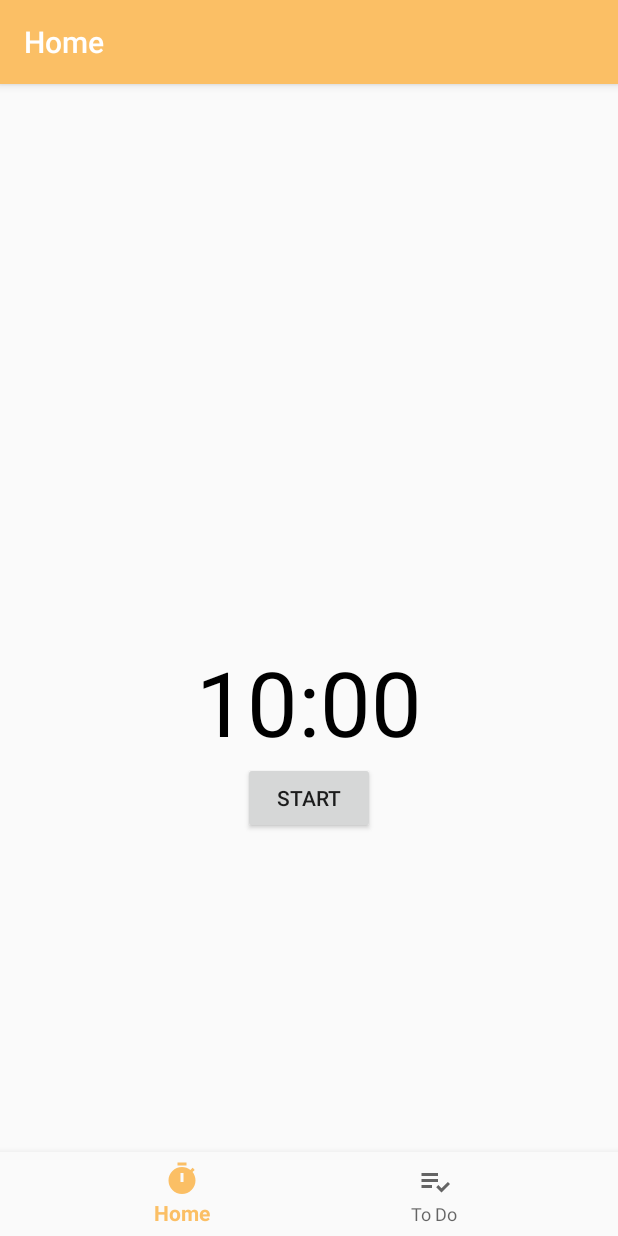
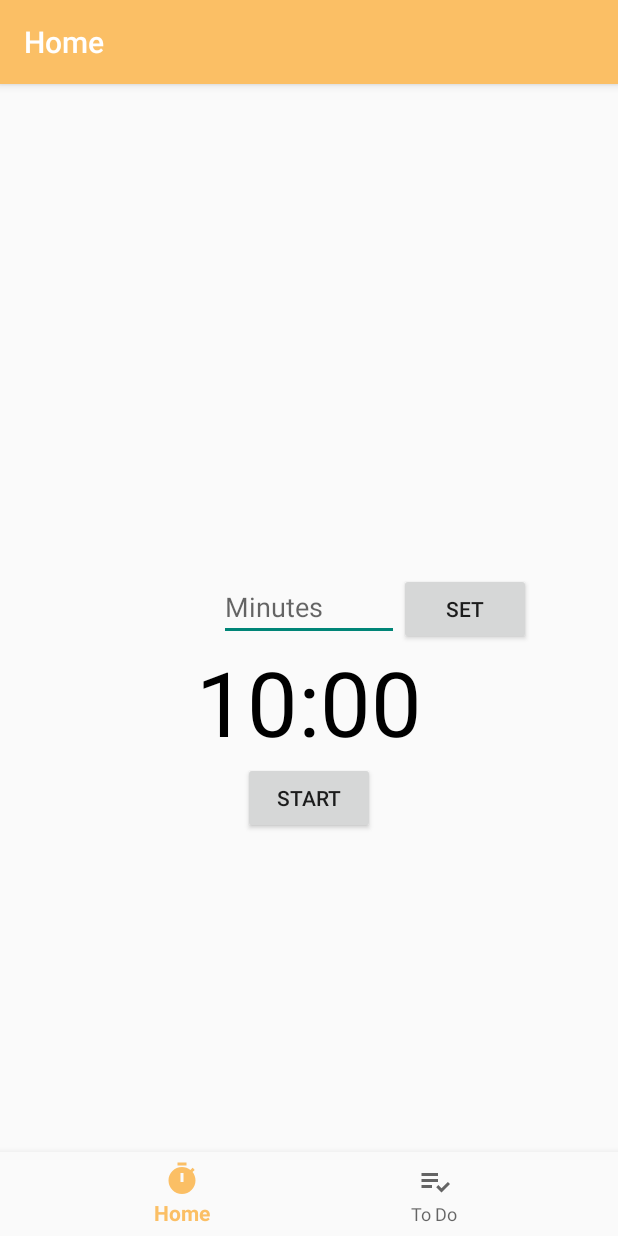
Before and after one commit to ls228/Study-App, an Android app: the screen it shows after launch (MainActivity), on a phone screen of 412 x 824 dp. Run offline under Robolectric (Android 15) with nearby library versions, the light colour scheme and no system bars; our stand-ins replace navigation-ui.

Commit message:
feat(timer) timer, set time
ref #8

```diff
--- a/app/src/main/java/de/hdmstuttgart/meinprojekt/ui/home/HomeFragment.java
+++ b/app/src/main/java/de/hdmstuttgart/meinprojekt/ui/home/HomeFragment.java
@@ -1,33 +1,46 @@
 package de.hdmstuttgart.meinprojekt.ui.home;
 
+import static android.content.Context.INPUT_METHOD_SERVICE;
+import static android.content.Context.MODE_PRIVATE;
+
+import android.content.SharedPreferences;
 import android.os.Bundle;
 import android.os.CountDownTimer;
 import android.view.LayoutInflater;
 import android.view.View;
 import android.view.ViewGroup;
+import android.view.inputmethod.InputMethodManager;
 import android.widget.Button;
+import android.widget.EditText;
 import android.widget.TextView;
+import android.widget.Toast;
 
 import androidx.annotation.NonNull;
 import androidx.fragment.app.Fragment;
 import androidx.lifecycle.ViewModelProvider;
+
+import java.util.Locale;
 
 import de.hdmstuttgart.meinprojekt.R;
 import de.hdmstuttgart.meinprojekt.databinding.FragmentHomeBinding;
 
 public class HomeFragment extends Fragment {
 
-    private static final long START_TIME_IN_MILLIS=600000;
 
+    private EditText mEditTextInput;
     private TextView mTextViewCountDown;
     private Button mButtonStartPause;
     private Button mButtonReset;
+    private Button mButtonSet;
+
 
     private CountDownTimer mCountDownTimer;
 
     private boolean mTimerRunning;
 
-    private long mTimeLeftInMillis = START_TIME_IN_MILLIS;
+    private long mStartTimeInMillis;
+    private long mTimeLeftInMillis;
+    private long mEndTime;
 
     private FragmentHomeBinding binding;
 
@@ -39,27 +52,64 @@ public class HomeFragment extends Fragment {
         View view = inflater.inflate(R.layout.fragment_home, container, false);
 
 
+        mEditTextInput = view.findViewById(R.id.edit_text_input);
         mTextViewCountDown = view.findViewById(R.id.text_view_countdown);
 
+        mButtonSet = view.findViewById(R.id.button_set);
         mButtonStartPause = view.findViewById(R.id.button_start_pause);
         mButtonReset = view.findViewById(R.id.button_reset);
 
-        mButtonStartPause.setOnClickListener(v -> {
-            if (mTimerRunning) {
-                pauseTimer();
-            } else {
-                startTimer();
+        mButtonSet.setOnClickListener(new View.OnClickListener() {
+            @Override
+            public void onClick(View v) {
+                String input = mEditTextInput.getText().toString();
+                if (input.length() == 0) {
+                    //Toast.makeText(, "Please enter a Time", Toast.LENGTH_SHORT).show();
+                    System.out.println("Field can't be empty!");
+                    return;
+                }
+
+                long millisInput = Long.parseLong(input) * 60000;
+                if (millisInput == 0) {
+                    //Toast.makeText(HomeFragment.this, "Please enter a positive number", Toast.LENGTH_SHORT).show();
+                    System.out.println("Please enter a positive number!");
+                    return;
+                }
+
+                setTime(millisInput);
+                mEditTextInput.setText("");
             }
         });
 
+        mButtonStartPause.setOnClickListener(new View.OnClickListener() {
+            @Override
+            public void onClick(View v) {
+                if (mTimerRunning) {
+                    pauseTimer();
+                } else {
+                    startTimer();
+                }
+            }
+        });
 
-        mButtonReset.setOnClickListener(v -> resetTimer());
-
-        updateCountDownText();
+        mButtonReset.setOnClickListener(new View.OnClickListener() {
+            @Override
+            public void onClick(View v) {
+                resetTimer();
+            }
+        });
         return view;
     }
 
+    private void setTime(long milliseconds) {
+        mStartTimeInMillis = milliseconds;
+        resetTimer();
+        //closeKeyboard();
+    }
+
     private void startTimer() {
+        mEndTime = System.currentTimeMillis() + mTimeLeftInMillis;
+
         mCountDownTimer = new CountDownTimer(mTimeLeftInMillis, 1000) {
             @Override
             public void onTick(long millisUntilFinished) {
@@ -70,49 +120,121 @@ public class HomeFragment extends Fragment {
             @Override
             public void onFinish() {
                 mTimerRunning = false;
-                mButtonStartPause.setText("Start");
-                mButtonStartPause.setVisibility(View.INVISIBLE);
-                mButtonReset.setVisibility(View.VISIBLE);
+                updateWatchInterface();
             }
         }.start();
 
         mTimerRunning = true;
-        mButtonStartPause.setText("Pause");
-        mButtonStartPause.setVisibility(View.INVISIBLE);
+        updateWatchInterface();
     }
 
     private void pauseTimer() {
         mCountDownTimer.cancel();
         mTimerRunning = false;
-        mButtonStartPause.setText("Start");
-        mButtonReset.setVisibility(View.VISIBLE);
+        updateWatchInterface();
     }
 
     private void resetTimer() {
-        mTimeLeftInMillis = START_TIME_IN_MILLIS;
+        mTimeLeftInMillis = mStartTimeInMillis;
         updateCountDownText();
-        mButtonReset.setVisibility(View.INVISIBLE);
-        mButtonStartPause.setVisibility(View.VISIBLE);
+        updateWatchInterface();
     }
 
     private void updateCountDownText() {
-        int minutes = (int) (mTimeLeftInMillis / 1000) / 60;
+        int hours = (int) (mTimeLeftInMillis / 1000) / 3600;
+        int minutes = (int) ((mTimeLeftInMillis / 1000) % 3600) / 60;
         int seconds = (int) (mTimeLeftInMillis / 1000) % 60;
 
-        String timeLeftFormatted = String.format("%02d:%02d", minutes, seconds);
+        String timeLeftFormatted;
+        if (hours > 0) {
+            timeLeftFormatted = String.format(Locale.getDefault(),
+                    "%d:%02d:%02d", hours, minutes, seconds);
+        } else {
+            timeLeftFormatted = String.format(Locale.getDefault(),
+                    "%02d:%02d", minutes, seconds);
+        }
 
         mTextViewCountDown.setText(timeLeftFormatted);
+    }
 
+    private void updateWatchInterface() {
+        if (mTimerRunning) {
+            mEditTextInput.setVisibility(View.INVISIBLE);
+            mButtonSet.setVisibility(View.INVISIBLE);
+            mButtonReset.setVisibility(View.INVISIBLE);
+            mButtonStartPause.setText("Pause");
+        } else {
+            mEditTextInput.setVisibility(View.VISIBLE);
+            mButtonSet.setVisibility(View.VISIBLE);
+            mButtonStartPause.setText("Start");
+
+            if (mTimeLeftInMillis < 1000) {
+                mButtonStartPause.setVisibility(View.INVISIBLE);
+            } else {
+                mButtonStartPause.setVisibility(View.VISIBLE);
+            }
+
+            if (mTimeLeftInMillis < mStartTimeInMillis) {
+                mButtonReset.setVisibility(View.VISIBLE);
+            } else {
+                mButtonReset.setVisibility(View.INVISIBLE);
+            }
+        }
+    }
+
+    /*private void closeKeyboard() {
+        View view = this.getCurrentFocus();
+        if (view != null) {
+            InputMethodManager imm = (InputMethodManager) getSystemService(INPUT_METHOD_SERVICE);
+            imm.hideSoftInputFromWindow(view.getWindowToken(), 0);
+        }
+    }*/
+
+    @Override
+    public void onStop() {
+        super.onStop();
+
+        SharedPreferences prefs = getContext().getSharedPreferences("prefs", MODE_PRIVATE);
+        SharedPreferences.Editor editor = prefs.edit();
+
+        editor.putLong("startTimeInMillis", mStartTimeInMillis);
+        editor.putLong("millisLeft", mTimeLeftInMillis);
+        editor.putBoolean("timerRunning", mTimerRunning);
+        editor.putLong("endTime", mEndTime);
+
+        editor.apply();
+
+        if (mCountDownTimer != null) {
+            mCountDownTimer.cancel();
+        }
     }
 
     @Override
-    public void onDestroyView() {
-        super.onDestroyView();
-        binding = null;
+    public void onStart() {
+        super.onStart();
+
+        SharedPreferences prefs = getContext().getSharedPreferences("prefs", MODE_PRIVATE);
+
+        mStartTimeInMillis = prefs.getLong("startTimeInMillis", 600000);
+        mTimeLeftInMillis = prefs.getLong("millisLeft", mStartTimeInMillis);
+        mTimerRunning = prefs.getBoolean("timerRunning", false);
+
+        updateCountDownText();
+        updateWatchInterface();
+
+        if (mTimerRunning) {
+            mEndTime = prefs.getLong("endTime", 0);
+            mTimeLeftInMillis = mEndTime - System.currentTimeMillis();
+
+            if (mTimeLeftInMillis < 0) {
+                mTimeLeftInMillis = 0;
+                mTimerRunning = false;
+                updateCountDownText();
+                updateWatchInterface();
+            } else {
+                startTimer();
+            }
+        }
     }
 
-    @Override
-    public void onSaveInstanceState(@NonNull Bundle outState) {
-        super.onSaveInstanceState(outState);
-    }
 }
--- a/app/src/main/res/layout/fragment_home.xml
+++ b/app/src/main/res/layout/fragment_home.xml
@@ -7,6 +7,24 @@
     tools:context=".ui.home.HomeFragment">
 
 
+    <EditText
+        android:id="@+id/edit_text_input"
+        android:layout_width="120dp"
+        android:layout_height="wrap_content"
+        android:layout_above="@+id/text_view_countdown"
+        android:layout_centerHorizontal="true"
+        android:hint="Minutes"
+        android:inputType="number"
+        android:maxLength="4" />
+
+    <Button
+        android:id="@+id/button_set"
+        android:layout_width="wrap_content"
+        android:layout_height="wrap_content"
+        android:layout_alignTop="@+id/edit_text_input"
+        android:layout_toEndOf="@+id/edit_text_input"
+        android:text="Set" />
+
     <TextView
         android:id="@+id/text_view_countdown"
         android:layout_width="wrap_content"
@@ -14,13 +32,13 @@
         android:layout_centerHorizontal="true"
         android:layout_centerVertical="true"
         android:text="00:00"
-        android:textSize="60sp"
-        android:textColor="@android:color/black" />
+        android:textColor="@android:color/black"
+        android:textSize="60sp" />
 
     <Button
         android:id="@+id/button_start_pause"
+        android:layout_width="wrap_content"
         android:layout_height="wrap_content"
-        android:layout_width="wrap_content"
         android:layout_below="@+id/text_view_countdown"
         android:layout_centerHorizontal="true"
         android:text="start" />
```
